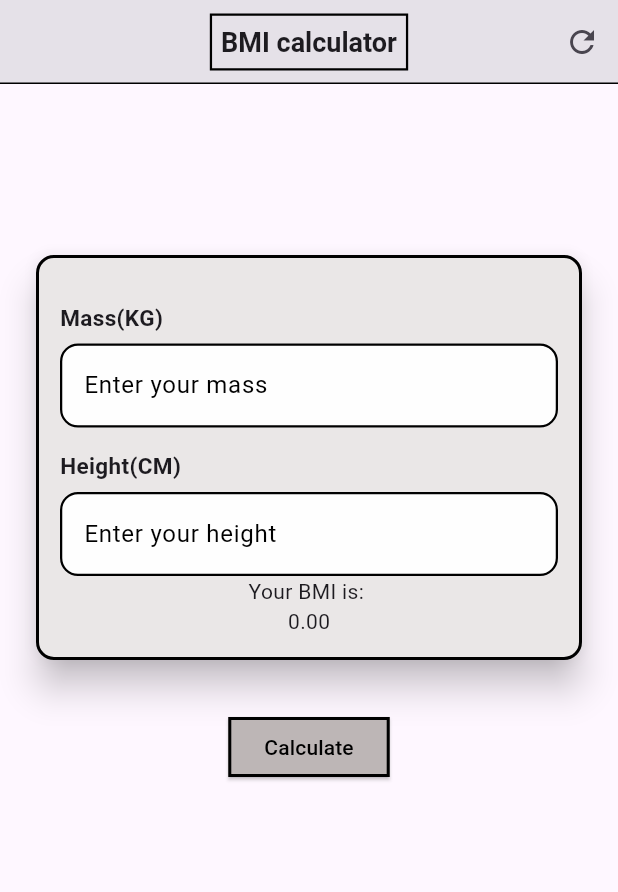
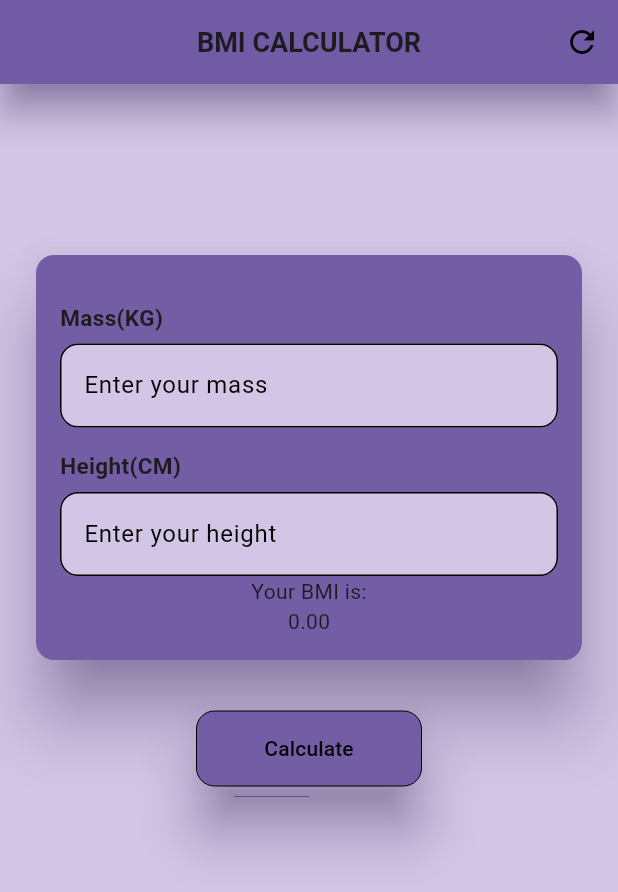
Before and after one commit to biniKin/first_project, a Flutter app: the screen it shows after launch, after a tap on the "refresh" icon, on a phone screen of 412 x 824 dp. Shown: the top 892 px of the screen. Run offline on Flutter 3.47's test engine with Material 3 defaults, Android fonts, the phone set to English and light mode, and no system bars.

Commit message:
UI updates

```diff
--- a/lib/main.dart
+++ b/lib/main.dart
@@ -14,7 +14,7 @@ class MyApp extends StatelessWidget {
   Widget build(BuildContext context) {
     return MaterialApp(
       debugShowCheckedModeBanner: false,
-      theme: ThemeData.light(useMaterial3: true),
+      theme: ThemeData.light(),
       home: Material_of_bmi(),
     );
   }
--- a/lib/materials.dart
+++ b/lib/materials.dart
@@ -11,37 +11,37 @@ class _Material_of_bmiState extends State<Material_of_bmi> {
   final TextEditingController textEditingController2 = TextEditingController();
   final TextEditingController textEditingController1 = TextEditingController();
   double reslut = 0;
+  void _resetState() {
+    setState(() {
+      textEditingController1.clear();
+      textEditingController2.clear();// Clear text field
+      reslut = 0; // Reset displayed value or calculation
+    });
+  }
 
   @override
   Widget build(BuildContext context) {
     return Scaffold(
+      backgroundColor: Color(0xFFD3C5E5),
       appBar: AppBar(
-        shape: Border(
-          bottom: BorderSide(
-            color: const Color.fromARGB(255, 0, 0, 0),
-            width: 1,
-          ),
-        ),
-        elevation: 4,
-        backgroundColor: const Color.fromARGB(255, 241, 239, 239),
-        title: Container(
-          padding: EdgeInsets.all(6),
-          decoration: BoxDecoration(
-            border: Border.all(width: 1.5, color: Colors.black),
-          ),
-          child: Text("BMI calculator",
+
+        elevation: 10,
+        shadowColor: Color(0xFF735DA5),
+        backgroundColor: Color(0xFF735DA5),
+        title: Text("BMI CALCULATOR",
             style: TextStyle(
               fontSize: 18,
               fontWeight: FontWeight.bold,
-            ),),
             ),
+        ),
+
         centerTitle: true,
         actions: [
           IconButton(
             onPressed: () {
-              (context as Element).markNeedsBuild();
+              _resetState();
             },
-            icon: Icon(Icons.refresh),
+            icon: Icon(Icons.refresh, color: Colors.black,),
           ),
         ],
       ),
@@ -49,6 +49,7 @@ class _Material_of_bmiState extends State<Material_of_bmi> {
       body: SingleChildScrollView(
         child: Column(
           //mainAxisAlignment: MainAxisAlignment.center,
+
           children: [
 
             SizedBox(height: 90),
@@ -56,12 +57,11 @@ class _Material_of_bmiState extends State<Material_of_bmi> {
 
               padding: const EdgeInsets.all(20.0),
               child: Card(
-                color: const Color.fromARGB(255, 234, 231, 231),
-                elevation: 10,
-                shape: RoundedRectangleBorder(
-                  borderRadius: BorderRadius.circular(12),
-                  side: BorderSide(width: 2, color: Colors.black),
-                ),
+
+                color: Color(0xFF735DA5),
+                elevation: 20,
+                shadowColor: Color(0xFF735DA5),
+
 
                 child: Padding(
                   padding: const EdgeInsets.all(16.0),
@@ -87,7 +87,7 @@ class _Material_of_bmiState extends State<Material_of_bmi> {
                           hintStyle: TextStyle(color: Colors.black),
                           enabledBorder: OutlineInputBorder(
                             borderRadius: BorderRadius.circular(12),
-                            borderSide: BorderSide(width: 1.5),
+                            borderSide: BorderSide(width: 1),
                           ),
                           focusedBorder: OutlineInputBorder(
                             borderRadius: BorderRadius.circular(12),
@@ -97,7 +97,7 @@ class _Material_of_bmiState extends State<Material_of_bmi> {
                             ),
                           ),
                           filled: true,
-                          fillColor: const Color.fromARGB(240, 255, 255, 255),
+                          fillColor: Color(0xFFD3C5E5),
                         ),
                         keyboardType: TextInputType.numberWithOptions(
                           decimal: true,
@@ -122,7 +122,7 @@ class _Material_of_bmiState extends State<Material_of_bmi> {
                           hintStyle: TextStyle(color: Colors.black),
                           enabledBorder: OutlineInputBorder(
                             borderRadius: BorderRadius.circular(12),
-                            borderSide: BorderSide(width: 1.5),
+                            borderSide: BorderSide(width: 1),
                           ),
                           focusedBorder: OutlineInputBorder(
                             borderRadius: BorderRadius.circular(12),
@@ -132,14 +132,14 @@ class _Material_of_bmiState extends State<Material_of_bmi> {
                             ),
                           ),
                           filled: true,
-                          fillColor: const Color.fromARGB(240, 255, 255, 255),
+                          fillColor: Color(0xFFD3C5E5),
                         ),
                         keyboardType: TextInputType.numberWithOptions(
                           decimal: true,
                         ),
                       ),
                       //
-                      Text("Your BMI is: "),
+                      Text("Your BMI is:"),
                       Text(reslut.toStringAsFixed(2)),
                       //
                     ],
@@ -148,14 +148,20 @@ class _Material_of_bmiState extends State<Material_of_bmi> {
               ),
             ),
             SizedBox(height: 10),
-            ElevatedButton(
+            SizedBox(
+              width: 150,
+              height: 50,
+              child: ElevatedButton(
                 style: ButtonStyle(
+                  shadowColor: WidgetStatePropertyAll(Color(0xFF735DA5)),
+                  elevation: WidgetStatePropertyAll(16),
                   backgroundColor: WidgetStatePropertyAll(
-                  const Color.fromARGB(255, 189, 182, 182),
+                    Color(0xFF735DA5),
                   ),
                   shape: WidgetStatePropertyAll(
                     RoundedRectangleBorder(
-                    side: BorderSide(width: 2, color: Colors.black),
+                      borderRadius: BorderRadius.circular(12),
+                      side: BorderSide(width: 0, color: Colors.black),
                     ),
                   ),
                 ),
@@ -170,6 +176,8 @@ class _Material_of_bmiState extends State<Material_of_bmi> {
                 },
                 child: Text("Calculate", style: TextStyle(color: Colors.black)),
               ),
+            ),
+
           ],
         ),
       ),
```
Lines whose indentation alone changed are shown as unchanged.
